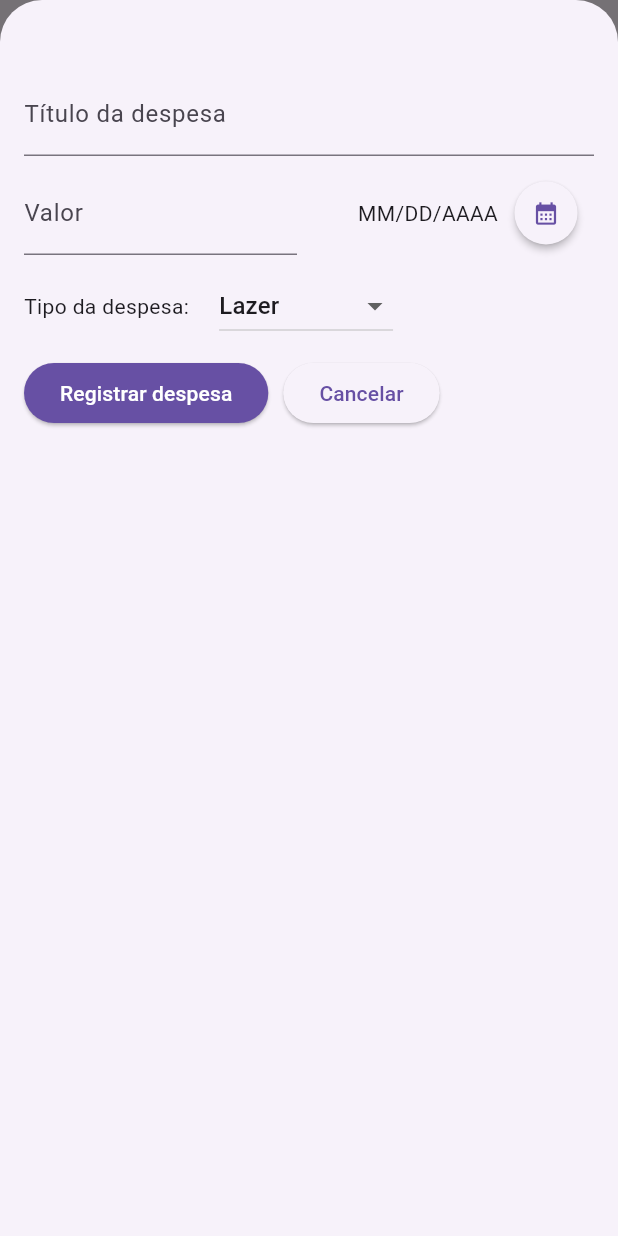
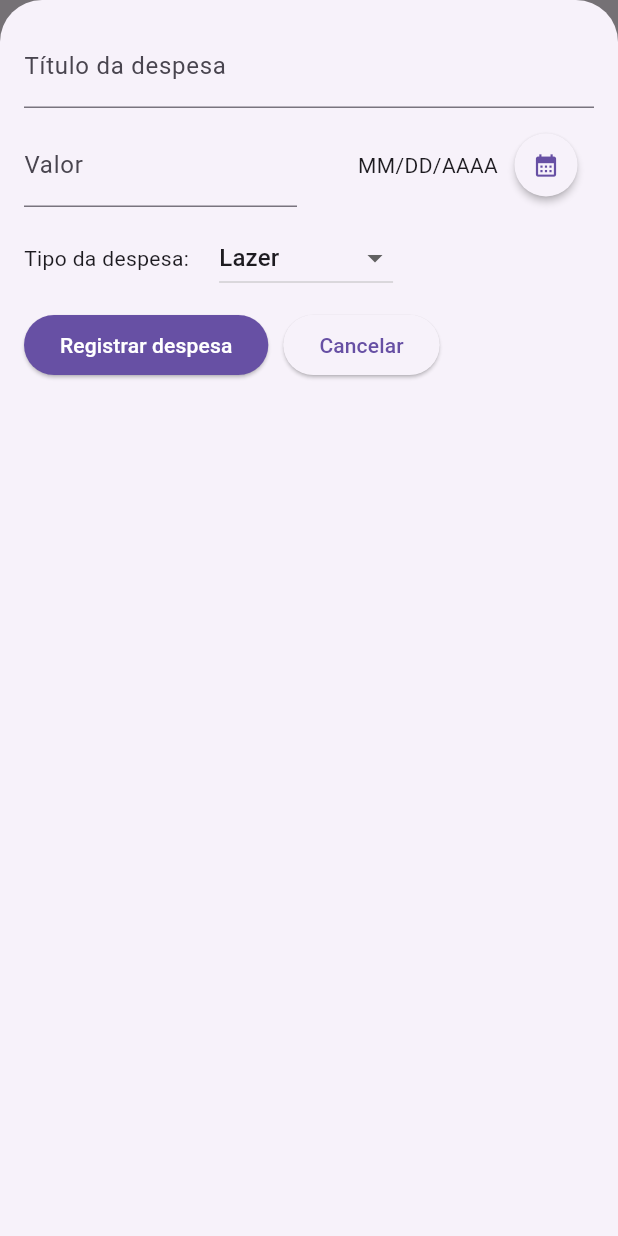
Before and after one commit to rlneto/despesas_flutter, a Flutter app: the screen it shows after launch, after a tap on the "add" icon, on a phone screen of 412 x 824 dp. Run offline on Flutter 3.47's test engine with Material 3 defaults, Android fonts, the light colour scheme and no system bars.

Commit message:
Feature: Resposnividade / modo horizontal

```diff
--- a/lib/widgets/expenses.dart
+++ b/lib/widgets/expenses.dart
@@ -14,26 +14,7 @@ class Expenses extends StatefulWidget {
 }
 
 class _ExpensesState extends State<Expenses> {
-  final List<Expense> _registeredExpenses = [
-    /*     Expense(
-      title: 'Lanche',
-      amount: 42.00,
-      date: DateTime.now(),
-      category: Category.food,
-    ),
-    Expense(
-      title: 'Filme',
-      amount: 43.00,
-      date: DateTime.now(),
-      category: Category.leisure,
-    ),
-    Expense(
-      title: 'Passeio',
-      amount: 44.00,
-      date: DateTime.now(),
-      category: Category.travel,
-    ), */
-  ];
+  final List<Expense> _registeredExpenses = [];
 
   void _addExpense(Expense expense) {
     setState(() {
@@ -43,6 +24,7 @@ class _ExpensesState extends State<Expenses> {
 
   void _openAddExpenseOverlay() {
     showModalBottomSheet(
+      useSafeArea: true,
       isScrollControlled: true,
       context: context,
       builder: (ctx) => NewExpense(onAddExpense: _addExpense),
@@ -61,7 +43,14 @@ class _ExpensesState extends State<Expenses> {
 
   @override
   Widget build(BuildContext context) {
+    final width = MediaQuery.of(context).size.width;
+
     Widget mainContent = Center(child: Text('Nenhuma despesa registrada.'));
+
+    List<Widget> corpo = [
+      Expanded(child: Chart(expenses: _registeredExpenses)),
+      Expanded(child: mainContent),
+    ];
 
     if (_registeredExpenses.isNotEmpty) {
       mainContent = ExpensesList(
@@ -77,12 +66,7 @@ class _ExpensesState extends State<Expenses> {
           IconButton(onPressed: _openAddExpenseOverlay, icon: Icon(Icons.add)),
         ],
       ),
-      body: Column(
-        children: [
-          Chart(expenses: _registeredExpenses),
-          Expanded(child: mainContent),
-        ],
-      ),
+      body: width < 600 ? Column(children: corpo) : Row(children: corpo),
     );
   }
 }
--- a/lib/widgets/new_expense.dart
+++ b/lib/widgets/new_expense.dart
@@ -84,8 +84,12 @@ class _NewExpenseState extends State<NewExpense> {
 
   @override
   Widget build(BuildContext context) {
-    return Padding(
-      padding: EdgeInsets.fromLTRB(16, 48, 16, 16),
+    final keyboardSpace = MediaQuery.of(context).viewInsets.bottom;
+    return SizedBox(
+      height: double.infinity,
+      child: SingleChildScrollView(
+        child: Padding(
+          padding: EdgeInsets.fromLTRB(16, 16, 16, keyboardSpace + 16),
           child: Column(
             spacing: 10,
             children: [
@@ -177,6 +181,8 @@ class _NewExpenseState extends State<NewExpense> {
               ),
             ],
           ),
+        ),
+      ),
     );
   }
 }
```
Lines whose indentation alone changed are shown as unchanged.
